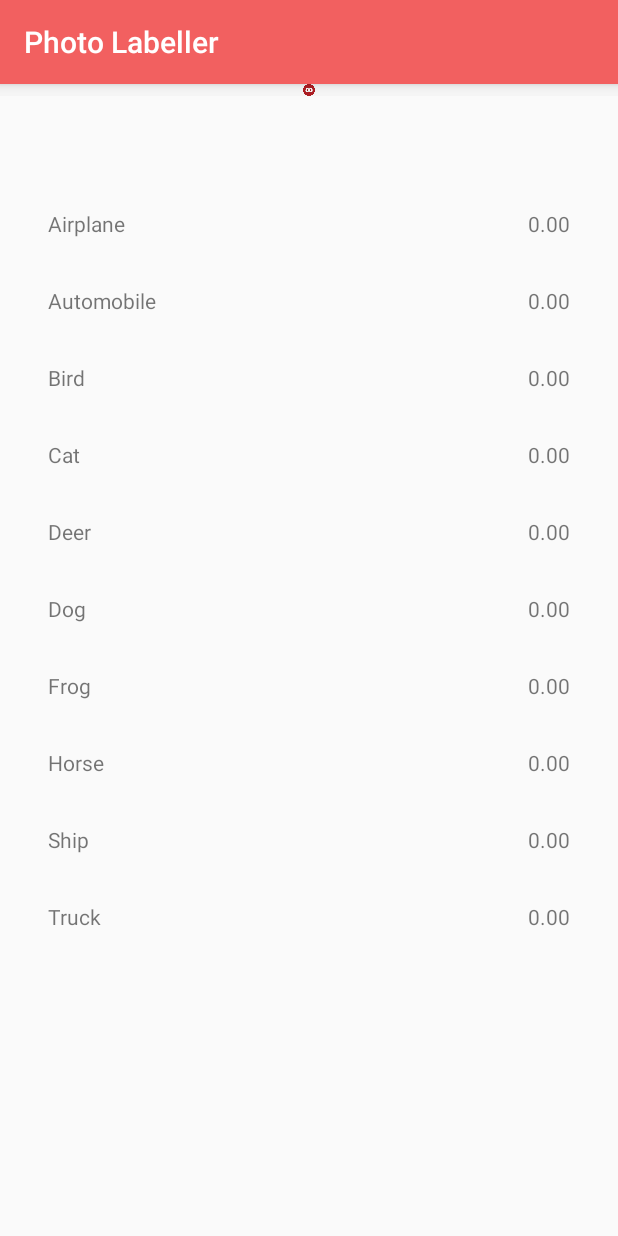
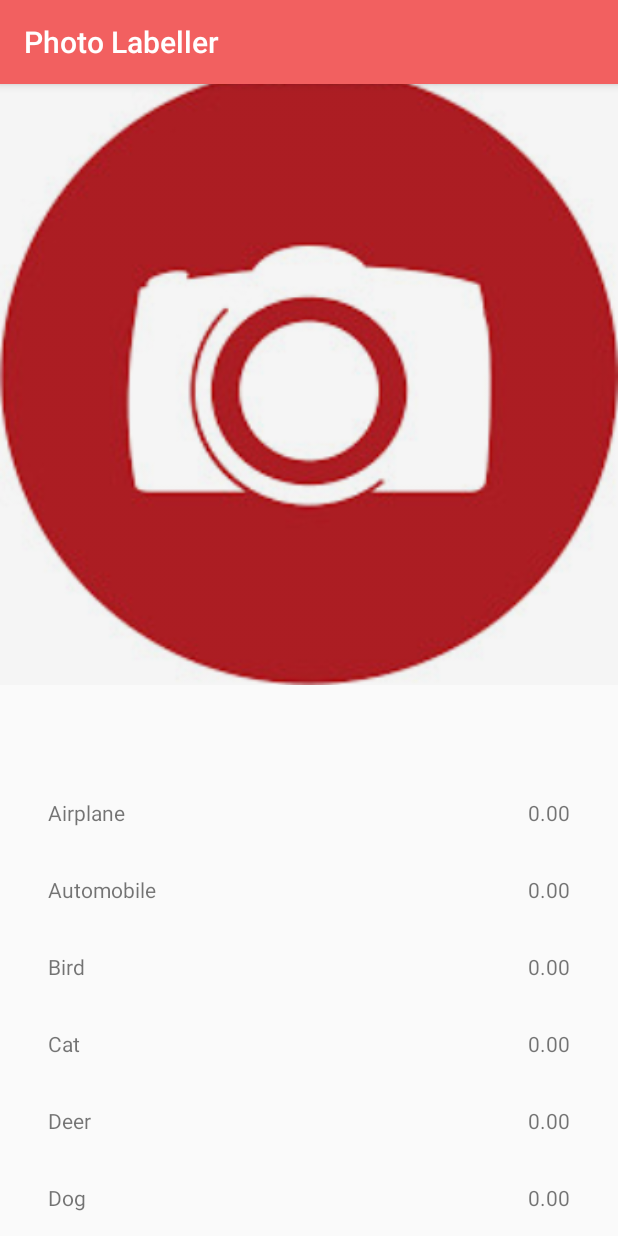
Before and after one commit to mccorby/PhotoLabeller, an Android app: the screen it shows after launch (MainActivity), on a phone screen of 412 x 824 dp. Run offline under Robolectric (Android 15) with nearby library versions, the phone set to English and light mode, and no system bars; our stand-ins replace Picasso; libraries missing offline, so code that uses them is left out: space.traversal.kapsule; pictures from the network do not load; 4 statements that could not run were skipped.

Commit message:
Cifar-10 Fix missing property

```diff
--- a/app/src/main/res/layout/fragment_main.xml
+++ b/app/src/main/res/layout/fragment_main.xml
@@ -29,7 +29,6 @@
                 android:layout_gravity="center_horizontal"
                 android:adjustViewBounds="true"
                 android:background="@color/light_grey"
-                android:maxHeight="@dimen/max_image_height"
                 android:minHeight="@dimen/min_image_height"
                 android:src="@drawable/camera_big"/>
 
```
